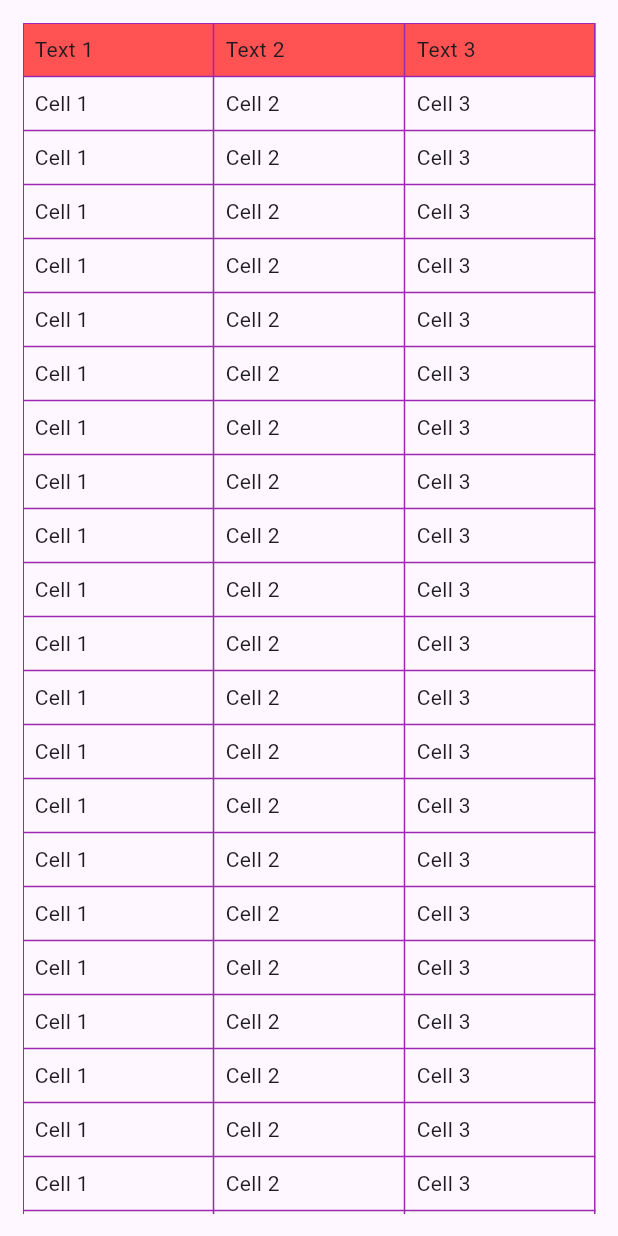
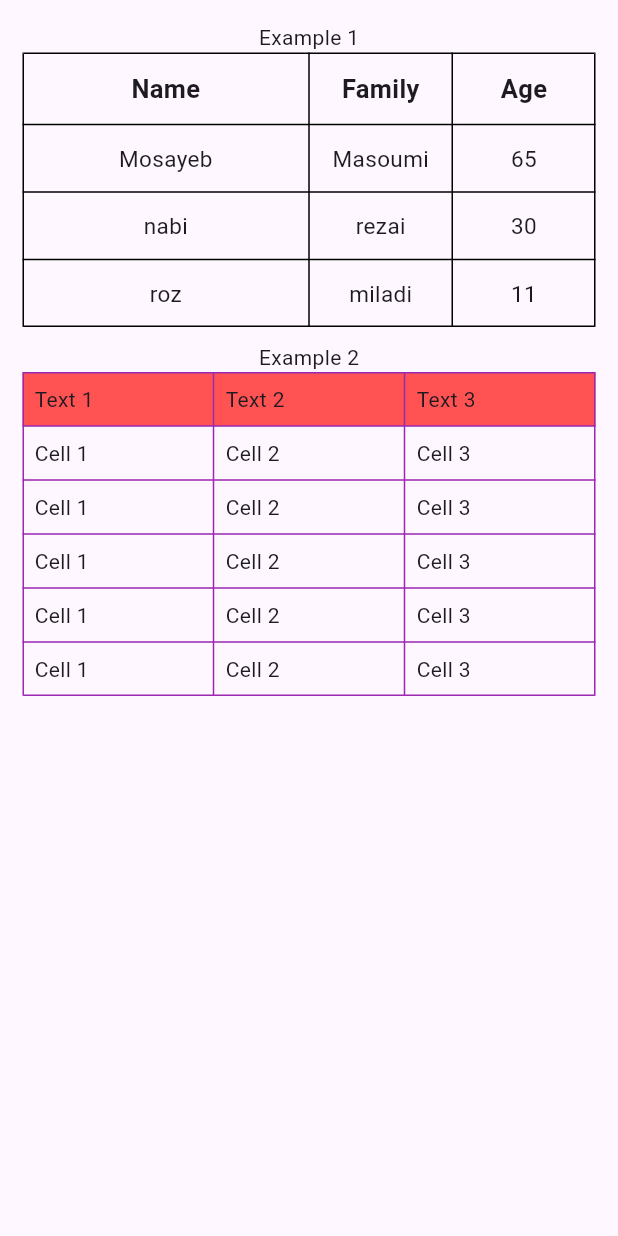
Before and after one commit to mosayeb-masoumi/Animation-Flutter, a Flutter app: the TablePage screen opened directly, on a phone screen of 412 x 824 dp. Run offline on Flutter 3.47's test engine with Material 3 defaults, Android fonts, the phone set to English and light mode, and no system bars; our stand-ins replace animate_do, animated_text_kit, animated_toggle_switch, badges, cached_network_image, delayed_display and 24 more; missing offline and left inert: advanced_icon, animated_loading_border, animated_size_and_fade, circle_list, circular_menu, day_night_time_picker and 4 more.

Commit message:
improve table example

```diff
--- a/lib/table_page.dart
+++ b/lib/table_page.dart
@@ -1,4 +1,3 @@
-
 import 'package:flutter/material.dart';
 
 class TablePage extends StatefulWidget {
@@ -13,67 +12,113 @@ class _TablePageState extends State<TablePage> {
   Widget build(BuildContext context) {
     return Scaffold(
       body: SafeArea(
-        child: Padding(padding: const EdgeInsets.all(15),
+        child: Padding(
+          padding: const EdgeInsets.all(15),
           child: SingleChildScrollView(
-           child: Table(
+            child: Column(
+              children: [
+                Text("Example 1"),
+                Table(
+                  border: TableBorder.all(),
+                  columnWidths: {
+                    0: FractionColumnWidth(0.5) , //first column
+                    1: FractionColumnWidth(0.25) , //second column
+                    2: FractionColumnWidth(0.25) , //third column
+                  },
+                  children: [
+                     buildRow(["Name" , "Family" , "Age"] , isHeader : true),
+                     buildRow(["Mosayeb" , "Masoumi" , "65"]),
+                     buildRow(["nabi" , "rezai" , "30"]),
+                     buildRow(["roz" , "miladi" , "11"]),
+                  ],
+                ),
+
+
+                SizedBox(height: 10,),
+                Text("Example 2"),
+                Table(
                   border: TableBorder.all(color: Colors.purple),
                   defaultVerticalAlignment: TableCellVerticalAlignment.middle,
                   children: [
-              const  TableRow(
-                 decoration: BoxDecoration(
-                   color: Colors.redAccent
-                 ),
+                    const TableRow(
+                        decoration: BoxDecoration(color: Colors.redAccent),
                         children: [
                           TableCell(
                               verticalAlignment: TableCellVerticalAlignment.middle,
-                       child: Padding(padding: const EdgeInsets.all(8),
-                       child: Text("Text 1"),)
-                   ),
+                              child: Padding(
+                                padding: const EdgeInsets.all(8),
+                                child: Text("Text 1"),
+                              )),
                           TableCell(
                               verticalAlignment: TableCellVerticalAlignment.middle,
-                       child: Padding(padding: const EdgeInsets.all(8),
-                         child: Text("Text 2"),)
-                   ),
-
+                              child: Padding(
+                                padding: const EdgeInsets.all(8),
+                                child: Text("Text 2"),
+                              )),
                           TableCell(
                               verticalAlignment: TableCellVerticalAlignment.middle,
-                       child: Padding(padding: const EdgeInsets.all(8),
-                         child: Text("Text 3"),)
-                   ),
-                 ]
-               ),
-               ...List.generate(30, (index) => TableRow(
-                  children: [
-
+                              child: Padding(
+                                padding: const EdgeInsets.all(8),
+                                child: Text("Text 3"),
+                              )),
+                        ]),
+                    ...List.generate(
+                        5,
+                        (index) => TableRow(children: [
                               TableCell(
-                        verticalAlignment: TableCellVerticalAlignment.middle,
-                        child: Padding(padding: EdgeInsets.all(8),
+                                  verticalAlignment:
+                                      TableCellVerticalAlignment.middle,
+                                  child: Padding(
+                                    padding: EdgeInsets.all(8),
                                     child: GestureDetector(
-                              onTap: (){
+                                        onTap: () {
                                           var a = index;
                                           var f = a;
                                         },
-                              child: Text("Cell 1")),)
+                                        child: Text("Cell 1")),
+                                  )),
+                              TableCell(
+                                  verticalAlignment:
+                                      TableCellVerticalAlignment.middle,
+                                  child: Padding(
+                                    padding: const EdgeInsets.all(8),
+                                    child: Text("Cell 2"),
+                                  )),
+                              TableCell(
+                                  verticalAlignment:
+                                      TableCellVerticalAlignment.middle,
+                                  child: Padding(
+                                    padding: const EdgeInsets.all(8),
+                                    child: Text("Cell 3"),
+                                  )),
+                            ]))
+                  ],
                 ),
-
-                    TableCell(
-                        verticalAlignment: TableCellVerticalAlignment.middle,
-                        child: Padding(padding: const EdgeInsets.all(8),
-                          child: Text("Cell 2"),)
-                    ),
-
-                    TableCell(
-                        verticalAlignment: TableCellVerticalAlignment.middle,
-                        child: Padding(padding: const EdgeInsets.all(8),
-                          child: Text("Cell 3"),)
-                    ),
-                  ]
-               ))
               ],
             ),
           ),
         ),
       ),
     );
+
+
+
+  }
+
+  TableRow buildRow(List<String> cells ,{bool isHeader = false}) {
+    return TableRow(
+       children: cells.map((cell) {
+
+         final textStyle = TextStyle(
+           fontWeight: isHeader? FontWeight.bold : FontWeight.normal,
+           fontSize: isHeader?17:15
+         );
+
+         return Padding(
+           padding: const EdgeInsets.all(12.0),
+           child: Center(child: Text(cell , style: textStyle,)),
+         );
+       }).toList()
+    );
   }
 }
```
Lines whose indentation alone changed are shown as unchanged.
